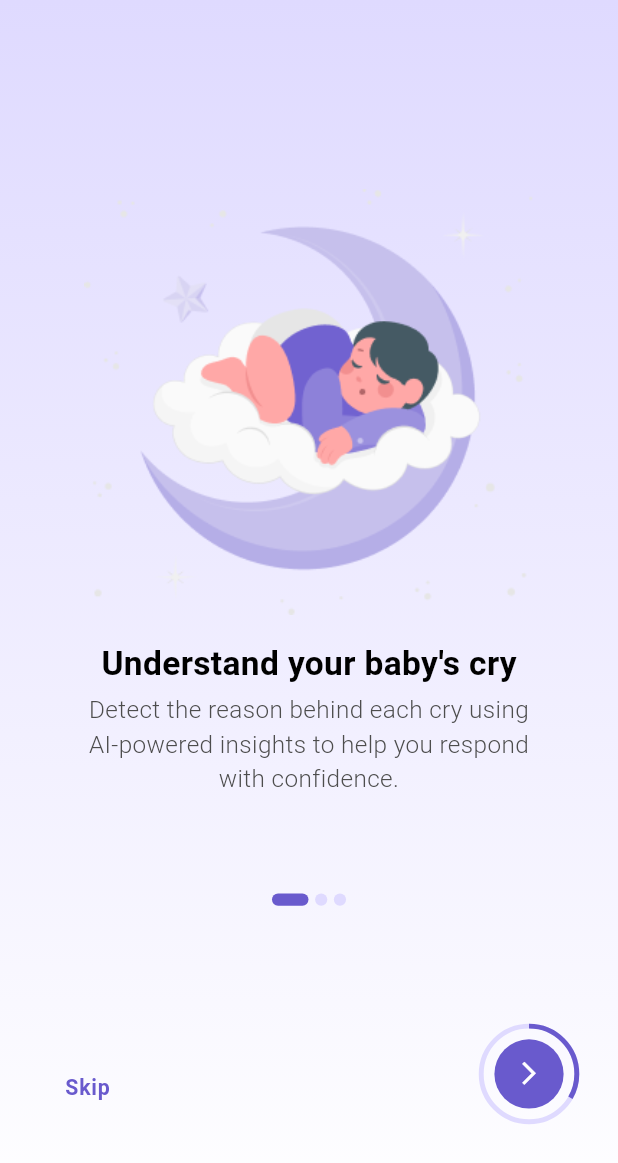
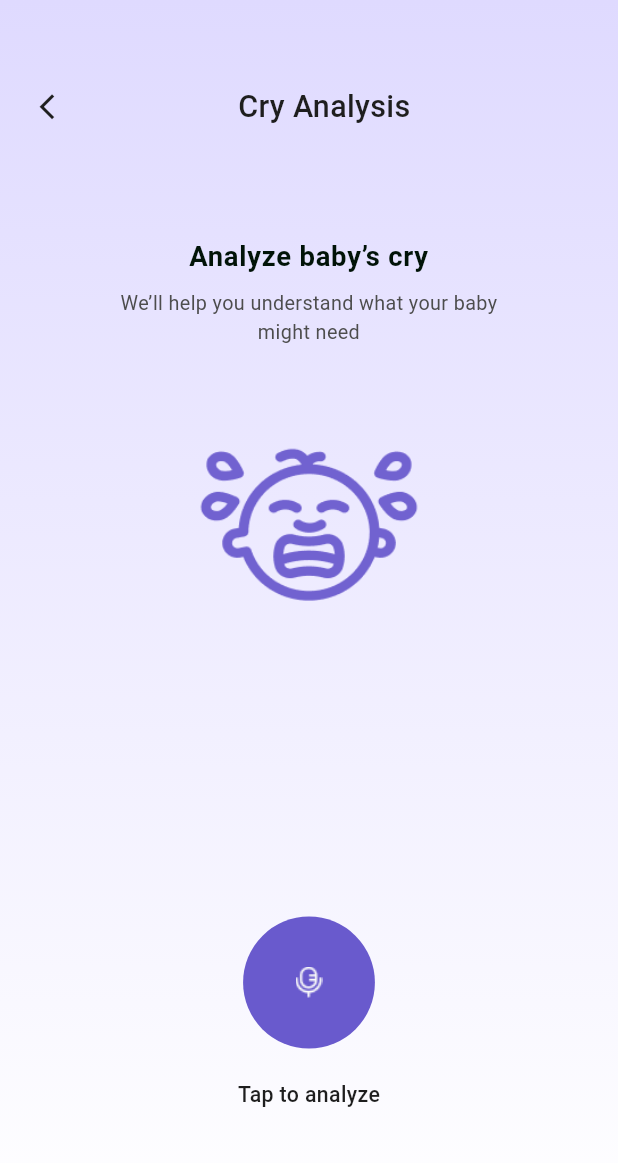
Before and after one commit to Myrnanader/Rafiq_app_Graduation_project, a Flutter app: the screen it shows after launch, on a phone screen of 412 x 824 dp. Shown: the top 1163 px of the screen. Run offline on Flutter 3.47's test engine with Material 3 defaults, Android fonts, the light colour scheme and no system bars; drawn by our look-alikes of smooth_page_indicator; our stand-ins replace curved_navigation_bar, device_preview, dotted_border, flutter_bloc, flutter_screenutil, flutter_secure_storage and 7 more; missing offline and left inert: photo_manager, photo_manager_image_provider; Roboto replaces fonts that are missing (Poppins); project files that could hold a hidden picture were left out.

Commit message:
adding cry analysis feature

```diff
--- /dev/null
+++ b/lib/core/common/widgets/app_gradient_background.dart
@@ -0,0 +1,28 @@
+import 'package:flutter/material.dart';
+import 'package:rafiq_app/core/theming/app_colors.dart';
+
+class AppGradientBackground extends StatelessWidget {
+  final Widget child;
+
+  const AppGradientBackground({
+    super.key,
+    required this.child,
+  });
+
+  @override
+  Widget build(BuildContext context) {
+    return Container(
+      decoration: const BoxDecoration(
+        gradient: LinearGradient(
+          colors: [
+            AppColors.onSecondary,
+            AppColors.lightBackground,
+          ],
+          begin: Alignment.topCenter,
+          end: Alignment.bottomCenter,
+        ),
+      ),
+      child: child,
+    );
+  }
+}
--- a/lib/core/routing/app_routes.dart
+++ b/lib/core/routing/app_routes.dart
@@ -14,4 +14,8 @@ class AppRoutes {
   static const String doctorInformationScreen = '/DoctorInformationScreen';
 
   static const String accountCreatedSuccessfullyScreen = '/AccountCreatedSuccessfullyScreen';
+  // -------- Cry Feature --------
+static const String cryAnalysisScreen = '/CryAnalysisScreen';
+static const String cryProgressScreen = '/CryProgressScreen';
+static const String cryResultScreen = '/CryResultScreen';
 }
--- a/lib/core/routing/router_generation_config.dart
+++ b/lib/core/routing/router_generation_config.dart
@@ -11,6 +11,9 @@ import 'package:rafiq_app/features/auth/presentation/views/select_role_screen.da
 import 'package:rafiq_app/features/auth/presentation/views/sign_in_screen.dart';
 import 'package:rafiq_app/features/auth/presentation/views/sign_up_screen.dart';
 import 'package:rafiq_app/features/auth/presentation/views/verify_otp_screen.dart';
+import 'package:rafiq_app/features/cry/presentation/views/cry_analysis_screen.dart';
+import 'package:rafiq_app/features/cry/presentation/views/cry_progress_screen.dart';
+import 'package:rafiq_app/features/cry/presentation/views/cry_results_screen.dart';
 import 'package:rafiq_app/features/onBoarding/presentation/screens/on_boarding_screen.dart';
 import 'package:rafiq_app/features/splash/presentation/screens/splash_screen.dart';
 
@@ -94,6 +97,23 @@ abstract class RouterGenerationConfig {
         name: AppRoutes.accountCreatedSuccessfullyScreen,
         builder: (context, state) => const AccountCreatedSuccessfullyScreen(),
       ),
+      // ================= Cry Feature =================
+GoRoute(
+path: AppRoutes.cryAnalysisScreen,
+builder: (context, state) => const CryAnalysisScreen(),
+),
+
+
+GoRoute(
+path: AppRoutes.cryProgressScreen,
+builder: (context, state) => const CryProgressScreen(),
+),
+
+
+GoRoute(
+path: AppRoutes.cryResultScreen,
+builder: (context, state) => const CryResultScreen(),
+),
       ],
     );
   }
--- a/lib/core/utils/app_images.dart
+++ b/lib/core/utils/app_images.dart
@@ -10,5 +10,7 @@ class AppImages {
   static const String family = 'assets/images/Family.png';
   static const String father =  'assets/images/father.png';
   static const String pregnantWoman = 'assets/images/pregnant-woman.png';
+  static const String mic = 'assets/images/mic.png';
+  static const String babyCry = 'assets/images/baby_cry.png';
 
 }
--- /dev/null
+++ b/lib/features/cry/presentation/views/cry_analysis_screen.dart
@@ -0,0 +1,49 @@
+import 'package:flutter/material.dart';
+import 'package:flutter_screenutil/flutter_screenutil.dart';
+import 'package:go_router/go_router.dart';
+import 'package:rafiq_app/core/routing/app_routes.dart';
+import 'package:rafiq_app/core/common/widgets/app_gradient_background.dart';
+import 'package:rafiq_app/core/theme/app_texts/app_text_styles.dart';
+import 'package:rafiq_app/core/theming/app_colors.dart';
+import 'package:rafiq_app/features/cry/presentation/widgets/cry_section_header.dart';
+import '../widgets/cry_app_bar.dart';
+import '../widgets/cry_illustration.dart';
+import '../widgets/cry_record_button.dart';
+
+class CryAnalysisScreen extends StatelessWidget {
+  const CryAnalysisScreen({super.key});
+
+  @override
+  Widget build(BuildContext context) {
+    return Scaffold(
+      body: AppGradientBackground(
+        child: Padding(
+          padding: EdgeInsets.symmetric(horizontal: 24.w),
+          child: Column(
+            children: [
+              const CryAppBar(title: 'Cry Analysis'),
+              47.h.verticalSpace,
+              const CrySectionHeader(
+                title: 'Analyze baby’s cry',
+                subtitle: 'We’ll help you understand what your baby might need',
+              ),
+              19.h.verticalSpace,
+              const CryIllustration(),
+              const Spacer(),
+              CryRecordButton(
+                onTap: () {
+                  context.go(AppRoutes.cryProgressScreen);
+                },
+              ),
+              20.h.verticalSpace,
+              Text('Tap to analyze', style: AppTextStyles.font14Medium.copyWith(
+                color: AppColors.onPrimaryFixed,
+              ),),
+              82.h.verticalSpace,
+            ],
+          ),
+        ),
+      ),
+    );
+  }
+}
--- /dev/null
+++ b/lib/features/cry/presentation/widgets/cry_app_bar.dart
@@ -0,0 +1,33 @@
+import 'package:flutter/material.dart';
+import 'package:flutter_screenutil/flutter_screenutil.dart';
+import 'package:rafiq_app/core/theme/app_texts/app_text_styles.dart';
+import 'package:rafiq_app/core/theming/app_colors.dart';
+
+class CryAppBar extends StatelessWidget {
+  final String title;
+  const CryAppBar({super.key, required this.title});
+
+  @override
+  Widget build(BuildContext context) {
+    return Padding(
+      padding: EdgeInsets.only(top: 56.h, bottom: 24.h),
+      child: Row(
+        children: [
+          Icon(
+            Icons.arrow_back_ios,
+            color: AppColors.onPrimaryFixed,
+            size: 20.sp,
+          ),
+          const Spacer(),
+          Text(
+            title,
+            style: AppTextStyles.font20medium.copyWith(
+              color: AppColors.onPrimaryFixed,
+            ),
+          ),
+          const Spacer(),
+        ],
+      ),
+    );
+  }
+}
--- /dev/null
+++ b/lib/features/cry/presentation/widgets/cry_illustration.dart
@@ -0,0 +1,16 @@
+import 'package:flutter/material.dart';
+import 'package:flutter_screenutil/flutter_screenutil.dart';
+import 'package:rafiq_app/core/utils/app_images.dart';
+
+class CryIllustration extends StatelessWidget {
+  const CryIllustration({super.key});
+
+  @override
+  Widget build(BuildContext context) {
+    return Image.asset(
+      AppImages.babyCry,
+      height: 200.h,
+      fit: BoxFit.contain,
+    );
+  }
+}
--- /dev/null
+++ b/lib/features/cry/presentation/widgets/cry_record_button.dart
@@ -0,0 +1,25 @@
+import 'package:flutter/material.dart';
+import 'package:flutter_screenutil/flutter_screenutil.dart';
+import 'package:rafiq_app/core/theming/app_colors.dart';
+import 'package:rafiq_app/core/utils/app_images.dart';
+
+class CryRecordButton extends StatelessWidget {
+  final VoidCallback onTap;
+  const CryRecordButton({super.key, required this.onTap});
+
+  @override
+  Widget build(BuildContext context) {
+    return GestureDetector(
+      onTap: onTap,
+      child: Container(
+        width: 80.w,
+        height: 80.w,
+        decoration: const BoxDecoration(
+          shape: BoxShape.circle,
+          color: AppColors.onPrimary,
+        ),
+        child: Image.asset(AppImages.mic, width: 18.sp,height: 20.sp,),
+      ),
+    );
+  }
+}
--- /dev/null
+++ b/lib/features/cry/presentation/widgets/cry_section_header.dart
@@ -0,0 +1,40 @@
+import 'package:flutter/material.dart';
+import 'package:flutter_screenutil/flutter_screenutil.dart';
+import 'package:rafiq_app/core/theme/app_texts/app_text_styles.dart';
+import 'package:rafiq_app/core/theming/app_colors.dart';
+
+class CrySectionHeader extends StatelessWidget {
+  final String title;
+  final String subtitle;
+
+  const CrySectionHeader({
+    super.key,
+    required this.title,
+    required this.subtitle,
+  });
+
+  @override
+  Widget build(BuildContext context) {
+    return Column(
+      children: [
+        Text(
+          title,
+          textAlign: TextAlign.center,
+          style: AppTextStyles.font18SemiBold,
+        ),
+        8.h.verticalSpace,
+        SizedBox(
+          width:241.w,
+          height: 36,
+          child: Text(
+            subtitle,
+            textAlign: TextAlign.center,
+            style: AppTextStyles.font13Regular.copyWith(
+              color: AppColors.darkGray,
+            ),
+          ),
+        ),
+      ],
+    );
+  }
+}
--- a/lib/features/mother/views/add_post_screen.dart
+++ b/lib/features/mother/views/add_post_screen.dart
@@ -1,6 +1,6 @@
 import 'package:flutter/material.dart';
 import 'package:flutter_svg/svg.dart';
-import 'package:photo_manager/photo_manager.dart';
+
 import '../../../../core/helpers/extensions.dart';
 import '../../../core/theme/app_texts/app_text_styles.dart';
 import '../../../core/theming/app_colors.dart';
--- a/lib/features/splash/presentation/screens/splash_screen.dart
+++ b/lib/features/splash/presentation/screens/splash_screen.dart
@@ -17,7 +17,7 @@ class _SplashScreenState extends State<SplashScreen> {
   void initState() {
     super.initState();
     Future.delayed(const Duration(seconds: 2), () {
-      context.go(AppRoutes.onBoardScreen);
+      context.go(AppRoutes.cryAnalysisScreen);
     });
   }
 
```
Also changed, not shown: lib/features/cry/presentation/views/cry_progress_screen.dart (added, +79 -0 lines), lib/features/cry/presentation/views/cry_results_screen.dart (added, +50 -0 lines), lib/features/cry/presentation/widgets/cry_primary_button.dart (added, +37 -0 lines), lib/features/cry/presentation/widgets/cry_progress_bar.dart (added, +19 -0 lines), assets/images/baby_cry.png (added), assets/images/mic.png (added).
